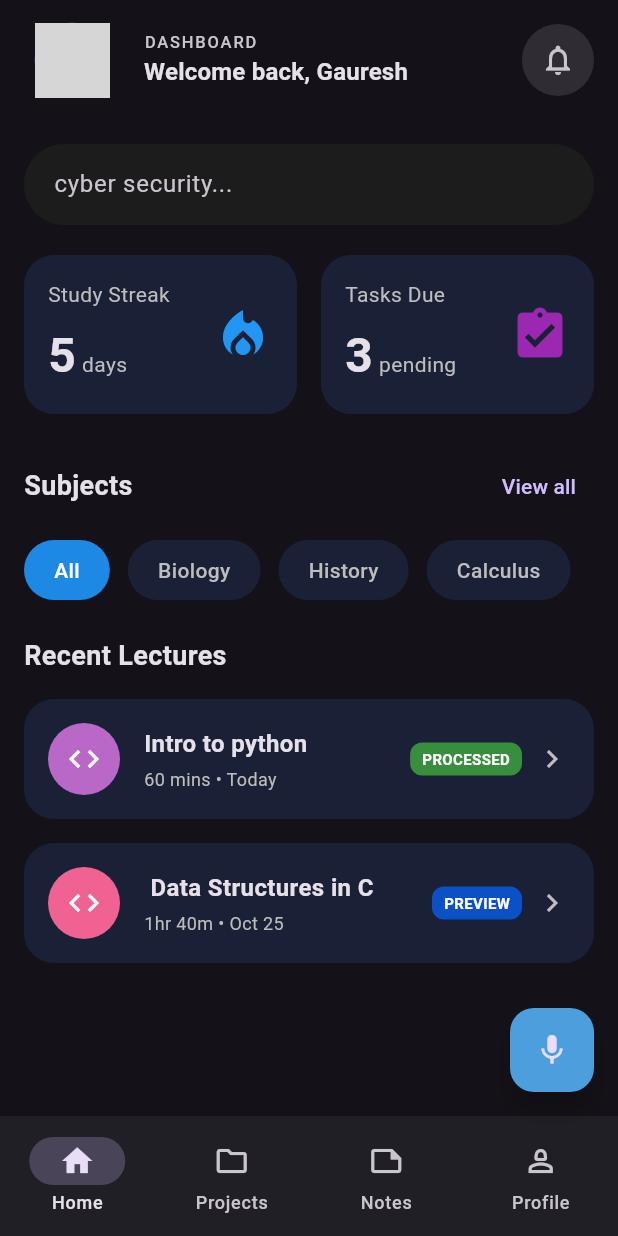
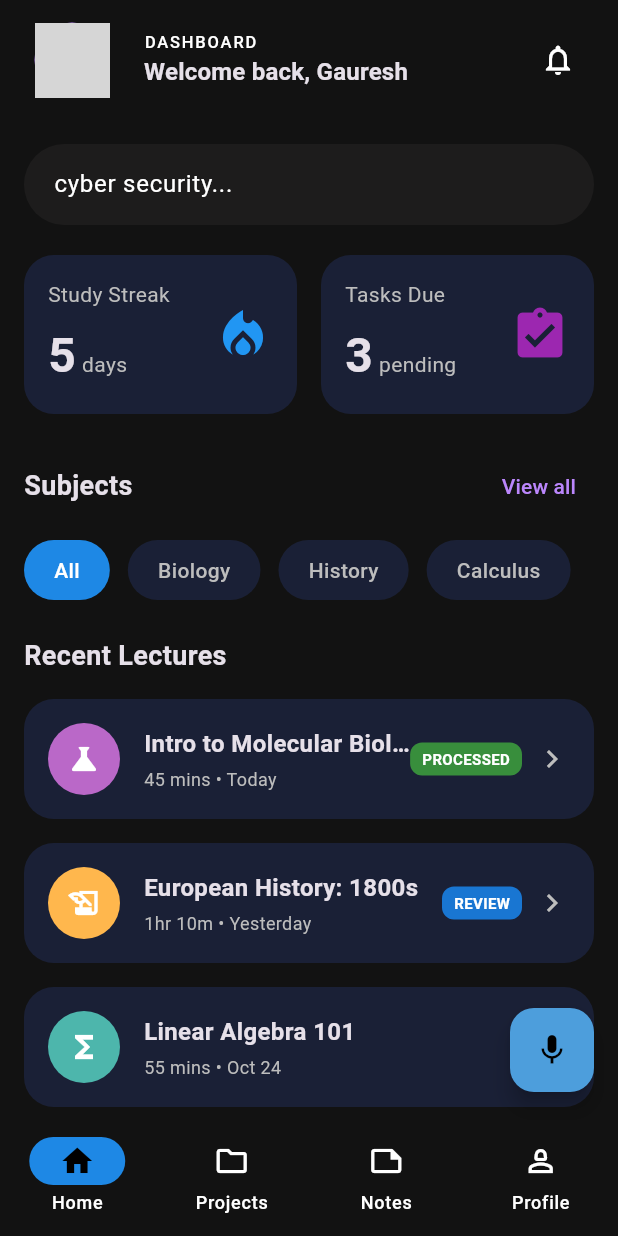
Before and after one commit to GEEK-213/LumenAI, a Flutter app: the screen it shows after launch, after a tap on the "arrow back" icon, on a phone screen of 412 x 824 dp. Run offline on Flutter 3.47's test engine with Material 3 defaults, Android fonts, the phone set to English and light mode, and no system bars; our stand-ins replace font_awesome_flutter, google_fonts, permission_handler, supabase_flutter; missing offline and left inert: flutter_sound; accounts and stored records are empty; network calls fail; grey boxes are pictures that could not be loaded.

Commit message:
feat: Update UI theme colors and implement organise lecture by subject tags for home page

```diff
--- a/LumenAi/app/lib/main.dart
+++ b/LumenAi/app/lib/main.dart
@@ -28,8 +28,11 @@
     return MaterialApp(
       debugShowCheckedModeBanner: false,
       theme: ThemeData.dark().copyWith(
-        scaffoldBackgroundColor: const Color(0xFF080E22),
+        scaffoldBackgroundColor: const Color(0xFF0C1223),
         primaryColor: const Color(0xFF1E88E5),
+        colorScheme: const ColorScheme.dark(
+           secondary: Color(0xFF1E88E5),
+         ),
       ),
       home: const Profilepage(),
       // initialRoute: '/',
--- a/LumenAi/app/lib/pages/homePage.dart
+++ b/LumenAi/app/lib/pages/homePage.dart
@@ -2,6 +2,27 @@
 import 'package:app/pages/recorder.dart';
 import 'package:flutter/material.dart';
 import 'profilePage.dart';
+
+//  class to hold Lecture Data
+class LectureData {
+  final String title;
+  final String subject; // filtering
+  final String time;
+  final IconData icon;
+  final Color iconBgColor;
+  final String? badgeText;
+  final Color? badgeColor;
+
+  LectureData({
+    required this.title,
+    required this.subject,
+    required this.time,
+    required this.icon,
+    required this.iconBgColor,
+    this.badgeText,
+    this.badgeColor,
+  });
+}
 
 class HomePage extends StatefulWidget {
   const HomePage({super.key});
@@ -10,8 +31,57 @@
   State<HomePage> createState() => _HomePageState();
 }
 
+//WIDGETS
 class _HomePageState extends State<HomePage> {
   int _selectedIndex = 0;
+  //  variable to track the currently selected subject
+  String _selectedSubject = "All";
+
+  // 4. Define your data list here
+  final List<LectureData> _allLectures = [
+    LectureData(
+      title: "Intro to Molecular Biology",
+      subject: "Biology",
+      time: "45 mins • Today",
+      icon: Icons.science,
+      iconBgColor: Colors.purple[300]!,
+      badgeText: "PROCESSED",
+      badgeColor: Colors.green[700]!,
+    ),
+    LectureData(
+      title: "European History: 1800s",
+      subject: "History",
+      time: "1hr 10m • Yesterday",
+      icon: Icons.history_edu,
+      iconBgColor: Colors.orange[300]!,
+      badgeText: "REVIEW",
+      badgeColor: Colors.blue[700]!,
+    ),
+    LectureData(
+      title: "Linear Algebra 101",
+      subject: "Calculus", // Grouping Math under Calculus for this example
+      time: "55 mins • Oct 24",
+      icon: Icons.functions,
+      iconBgColor: Colors.teal[300]!,
+    ),
+    LectureData(
+      title: "Python Data Structures",
+      subject: "Computer Science",
+      time: "1hr 20m • Oct 22",
+      icon: Icons.code,
+      iconBgColor: Colors.pink[300]!,
+    ),
+  ];
+
+  //  Helper function to get the list to display based on selection
+  List<LectureData> get _filteredLectures {
+    if (_selectedSubject == "All") {
+      return _allLectures;
+    }
+    return _allLectures
+        .where((lecture) => lecture.subject == _selectedSubject)
+        .toList();
+  }
 
   void _onItemTapped(int index) {
     setState(() {
@@ -177,8 +247,6 @@
       ),
     );
   }
-}
-//WIDGETS
 
   Widget _buildSearchBar() {
     return Container(
@@ -273,36 +341,10 @@
     );
   }
 
-Widget _buildRecentLecturesSection() {
-  return Column(
-    crossAxisAlignment: CrossAxisAlignment.start,
-    children: [
-      const Text(
-        "Recent Lectures",
-        style: TextStyle(fontSize: 18, fontWeight: FontWeight.bold),
-      ),
-      const SizedBox(height: 16),
-      _buildLectureCard(
-        icon: Icons.code,
-        iconBgColor: Colors.purple[300]!,
-        title: "Intro to python",
-        time: "60 mins • Today",
-        badgeText: "PROCESSED",
-        badgeColor: Colors.green[700]!,
-      ),
-      _buildLectureCard(
-        icon: Icons.code,
-        iconBgColor: Colors.pink[300]!,
-        title: " Data Structures in C",
-        time: "1hr 40m • Oct 25",
-        badgeText: "PREVIEW",
-        badgeColor: const Color.fromARGB(255, 12, 80, 198),
-      ),
-    ],
-  );
-}
+  Widget _buildSubjectsSection() {
+    // List of subjects to display as chips
+    final subjects = ["All", "Biology", "History", "Calculus"];
 
-Widget _buildSubjectsSection() {
     return Column(
       crossAxisAlignment: CrossAxisAlignment.start,
       children: [
@@ -313,25 +355,25 @@
               "Subjects",
               style: TextStyle(fontSize: 18, fontWeight: FontWeight.bold),
             ),
-            TextButton(
-              onPressed: () {},
-              child: const Text("View all"),
-            ),
+            TextButton(onPressed: () {}, child: const Text("View all")),
           ],
         ),
         const SizedBox(height: 12),
         SingleChildScrollView(
           scrollDirection: Axis.horizontal,
           child: Row(
-            children: [
-              _buildSubjectChip("All", isActive: true),
-              const SizedBox(width: 12),
-              _buildSubjectChip("Biology"),
-              const SizedBox(width: 12),
-              _buildSubjectChip("History"),
-              const SizedBox(width: 12),
-              _buildSubjectChip("Calculus"),
-            ],
+            // Generate chips dynamically
+            children: subjects.map((subject) {
+              return Padding(
+                padding: const EdgeInsets.only(right: 12.0),
+                child: _buildSubjectChip(
+                  subject,
+                  isActive:
+                      _selectedSubject ==
+                      subject, // Check if this matches selected
+                ),
+              );
+            }).toList(),
           ),
         ),
       ],
@@ -339,7 +381,14 @@
   }
 
   Widget _buildSubjectChip(String label, {bool isActive = false}) {
-    return Container(
+    return GestureDetector(
+      // Add tap handler to update state
+      onTap: () {
+        setState(() {
+          _selectedSubject = label;
+        });
+      },
+      child: Container(
         padding: const EdgeInsets.symmetric(horizontal: 20, vertical: 10),
         decoration: BoxDecoration(
           color: isActive ? const Color(0xFF1E88E5) : const Color(0xFF1A2036),
@@ -352,6 +401,45 @@
             fontWeight: FontWeight.w500,
           ),
         ),
+      ),
+    );
+  }
+
+  Widget _buildRecentLecturesSection() {
+    // Get the filtered list
+    final lecturesToDisplay = _filteredLectures;
+
+    return Column(
+      crossAxisAlignment: CrossAxisAlignment.start,
+      children: [
+        const Text(
+          "Recent Lectures",
+          style: TextStyle(fontSize: 18, fontWeight: FontWeight.bold),
+        ),
+        const SizedBox(height: 16),
+
+        // If list is empty, show a message
+        if (lecturesToDisplay.isEmpty)
+          const Padding(
+            padding: EdgeInsets.all(20.0),
+            child: Text(
+              "No lectures found for this subject.",
+              style: TextStyle(color: Colors.grey),
+            ),
+          )
+        else
+          // Map the data model to the Widget
+          ...lecturesToDisplay.map(
+            (data) => _buildLectureCard(
+              icon: data.icon,
+              iconBgColor: data.iconBgColor,
+              title: data.title,
+              time: data.time,
+              badgeText: data.badgeText,
+              badgeColor: data.badgeColor,
+            ),
+          ),
+      ],
     );
   }
 
@@ -420,3 +508,4 @@
       ),
     );
   }
+}
```
Lines whose indentation alone changed are shown as unchanged.
